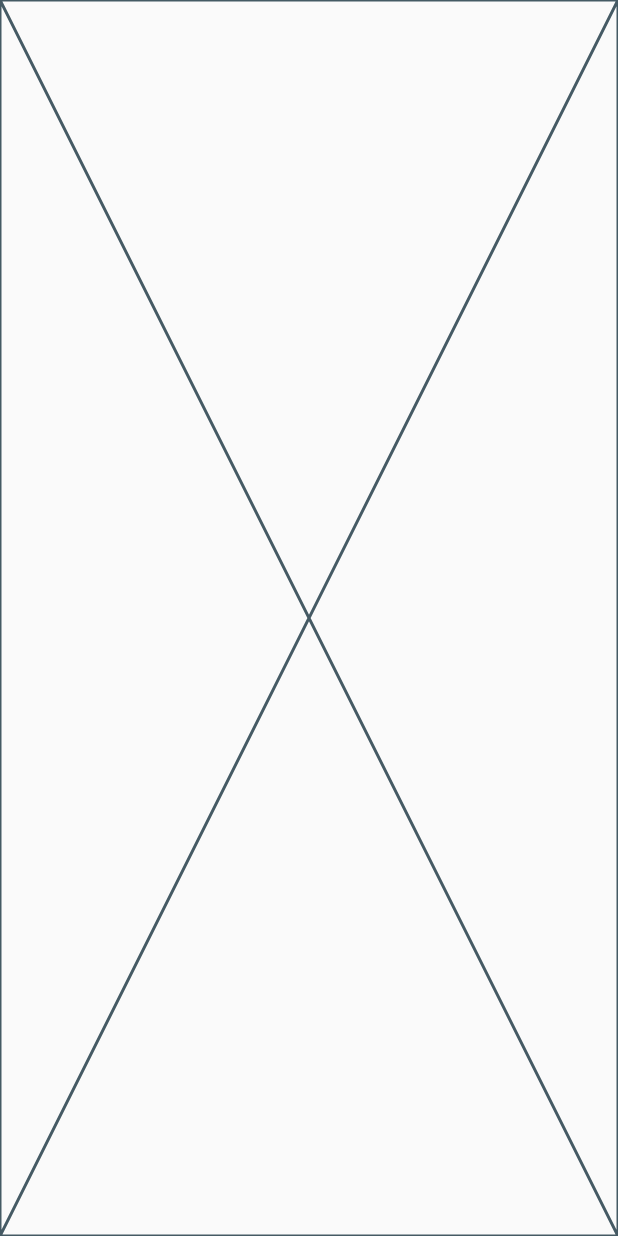
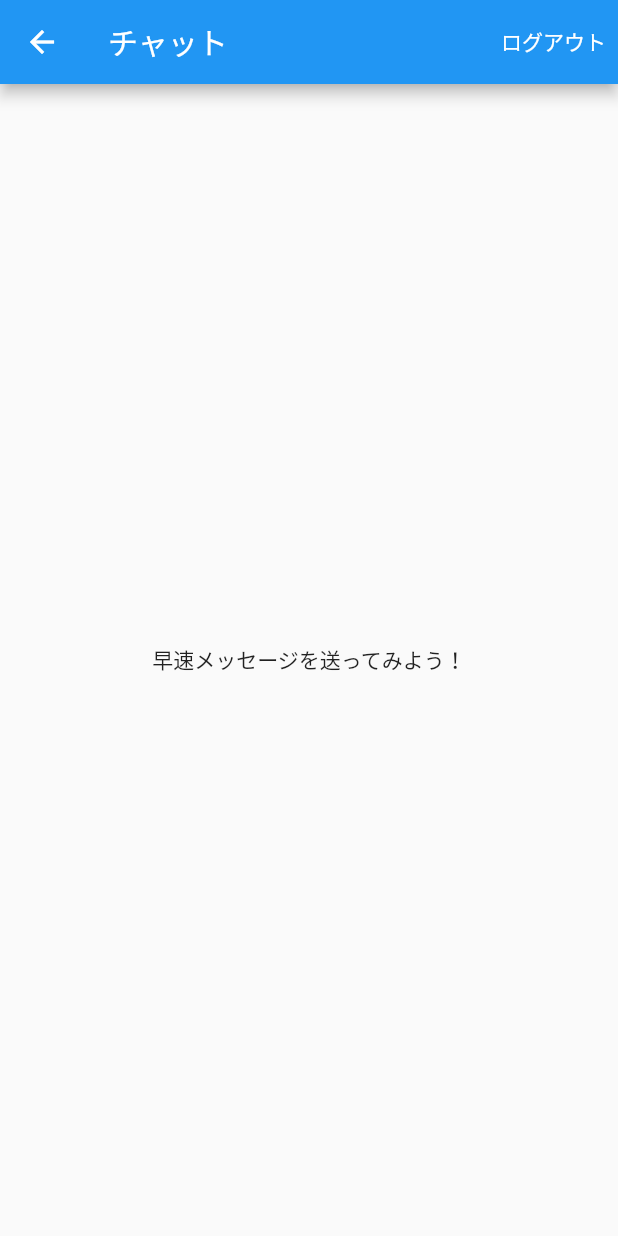
Before and after one commit to kolbe-ryo/chat_app_by_supabase, a Flutter app: the ChatPage screen opened directly, on a phone screen of 412 x 824 dp. Run offline on Flutter 3.47's test engine with Material 2 defaults, Android fonts, the phone set to English and light mode, and no system bars; our stand-ins replace supabase_flutter; accounts and stored records are empty.

Commit message:
implement message display

```diff
--- a/lib/pages/chat_page.dart
+++ b/lib/pages/chat_page.dart
@@ -1,4 +1,5 @@
 import 'package:chat_app_by_supabase/model/message.dart';
+import 'package:chat_app_by_supabase/pages/register_page.dart';
 import 'package:chat_app_by_supabase/util/constants.dart';
 import 'package:flutter/material.dart';
 
@@ -35,6 +36,51 @@ class _ChatPageState extends State<ChatPage> {
 
   @override
   Widget build(BuildContext context) {
-    return const Placeholder();
+    return Scaffold(
+      appBar: AppBar(
+        title: const Text('チャット'),
+        actions: [
+          TextButton(
+            onPressed: () {
+              supabase.auth.signOut();
+              Navigator.of(context).pushAndRemoveUntil(RegisterPage.route(), (route) => false);
+            },
+            child: Text(
+              'ログアウト',
+              style: TextStyle(color: Theme.of(context).colorScheme.onPrimary),
+            ),
+          )
+        ],
+      ),
+      body: StreamBuilder<List<Message>>(
+        stream: _messageStream,
+        builder: (context, snapShot) {
+          if (snapShot.hasData) {
+            final messages = snapShot.data!;
+            return Column(
+              children: [
+                Expanded(
+                  child: messages.isEmpty
+                      ? const Center(
+                          child: Text('早速メッセージを送ってみよう！'),
+                        )
+                      : ListView.builder(
+                          reverse: true, // 新しいメッセージが下に来るように表示順を上下逆にする
+                          itemCount: messages.length,
+                          itemBuilder: (context, index) {
+                            final message = messages[index];
+                            return Text(message.content);
+                          },
+                        ),
+                ),
+                // ここに後でメッセージ送信ウィジェットを追加
+              ],
+            );
+          } else {
+            return preloader;
+          }
+        },
+      ),
+    );
   }
 }
```
